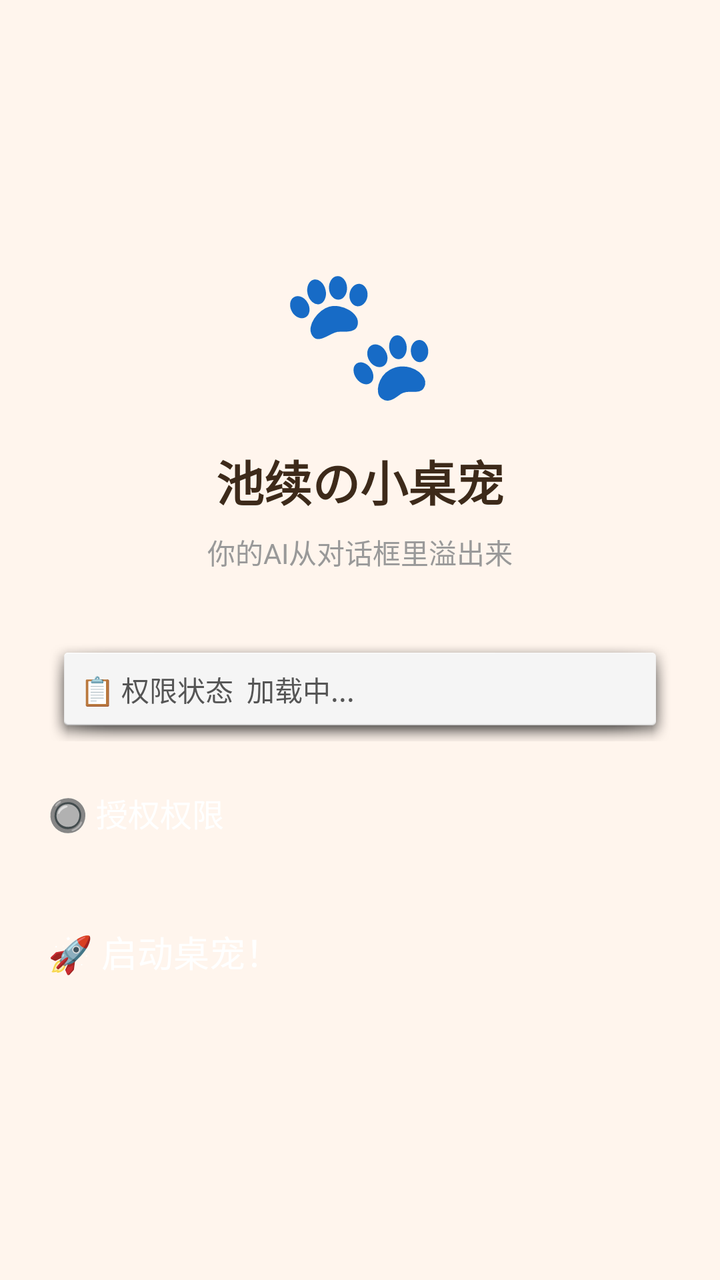
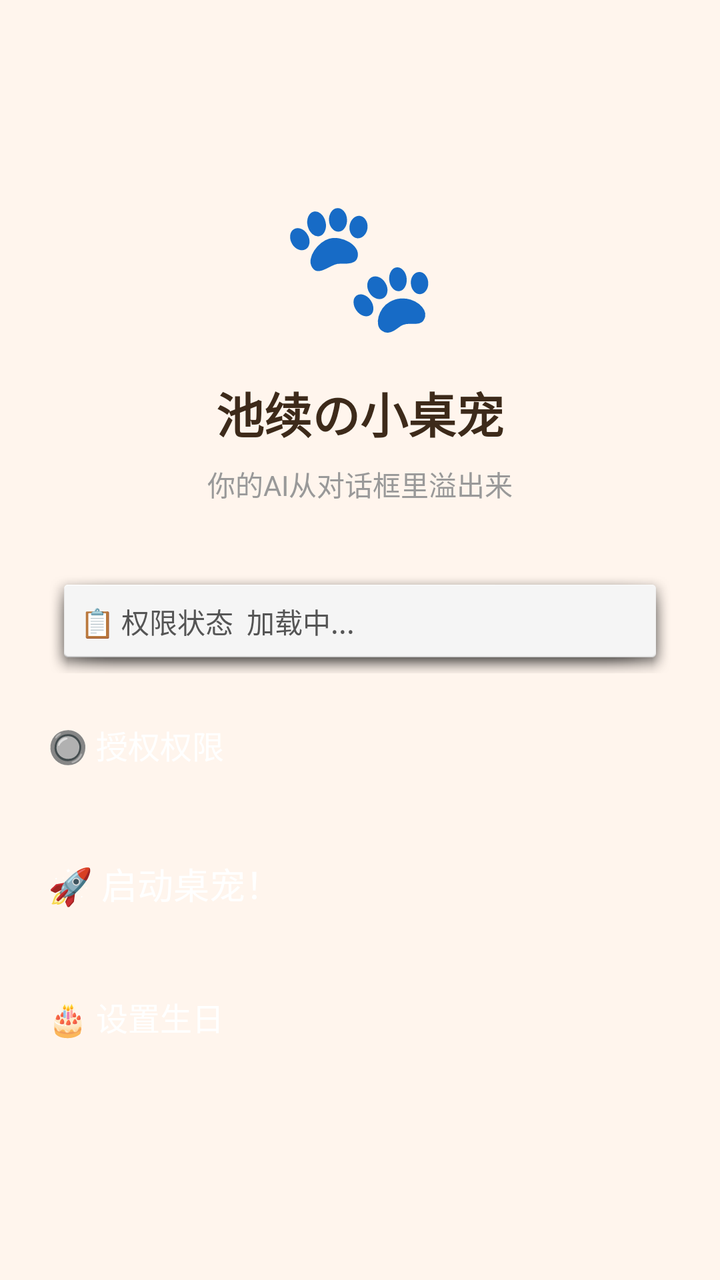

Compare the two renders of this Android layout. The source of the first and the diff that turns it into the second are given below.
<!-- AndroidManifest.xml: activity theme Theme.PetOverflow -->
<!-- res/layout/activity_main.xml -->
<?xml version="1.0" encoding="utf-8"?>
<LinearLayout xmlns:android="http://schemas.android.com/apk/res/android"
    android:layout_width="match_parent"
    android:layout_height="match_parent"
    android:orientation="vertical"
    android:padding="24dp"
    android:gravity="center"
    android:background="#FFF5ED">

    <TextView
        android:layout_width="wrap_content"
        android:layout_height="wrap_content"
        android:text="🐾"
        android:textSize="64dp"
        android:layout_marginBottom="16dp"/>

    <TextView
        android:layout_width="wrap_content"
        android:layout_height="wrap_content"
        android:text="池续の小桌宠"
        android:textSize="24dp"
        android:textColor="#3D2A1A"
        android:textStyle="bold"
        android:layout_marginBottom="8dp"/>

    <TextView
        android:layout_width="wrap_content"
        android:layout_height="wrap_content"
        android:text="你的AI从对话框里溢出来"
        android:textSize="14dp"
        android:textColor="#999"
        android:layout_marginBottom="32dp"/>

    <TextView
        android:id="@+id/status_text"
        android:layout_width="match_parent"
        android:layout_height="wrap_content"
        android:text="📋 权限状态

加载中..."
        android:textSize="14dp"
        android:textColor="#555"
        android:padding="16dp"
        android:background="@android:drawable/dialog_holo_light_frame"
        android:layout_marginBottom="24dp"/>

    <Button
        android:id="@+id/permission_button"
        android:layout_width="match_parent"
        android:layout_height="56dp"
        android:text="🔘 授权权限"
        android:textSize="16dp"
        android:backgroundTint="#C4956A"
        android:textColor="#FFFFFF"
        android:layout_marginBottom="12dp"/>

    <Button
        android:id="@+id/action_button"
        android:layout_width="match_parent"
        android:layout_height="56dp"
        android:text="🚀 启动桌宠！"
        android:textSize="18dp"
        android:backgroundTint="#D4A574"
        android:textColor="#FFFFFF"
        android:enabled="false"/>

</LinearLayout>
<!-- resources referenced by this layout -->
<resources>
  <style name="Theme.PetOverflow" parent="android:Theme">
          <item name="android:colorPrimary">#D4A574</item>
      </style>
</resources>

<!-- the commit's change to res/layout/activity_main.xml (unified diff, before → after) -->
@@ -62,6 +62,16 @@
         android:textSize="18dp"
         android:backgroundTint="#D4A574"
         android:textColor="#FFFFFF"
-        android:enabled="false"/>
+        android:enabled="false"
+        android:layout_marginBottom="12dp"/>
+
+    <Button
+        android:id="@+id/birthday_button"
+        android:layout_width="match_parent"
+        android:layout_height="56dp"
+        android:text="🎂 设置生日"
+        android:textSize="16dp"
+        android:backgroundTint="#B8835C"
+        android:textColor="#FFFFFF"/>
 
 </LinearLayout>
